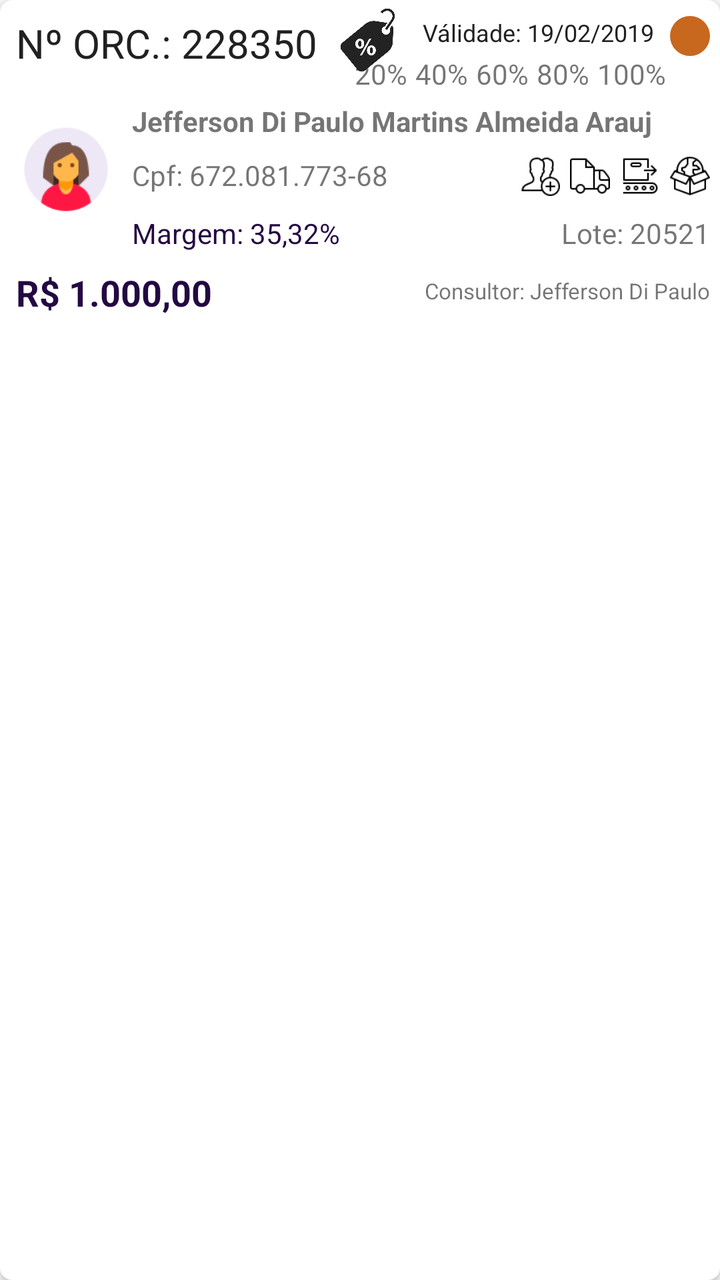
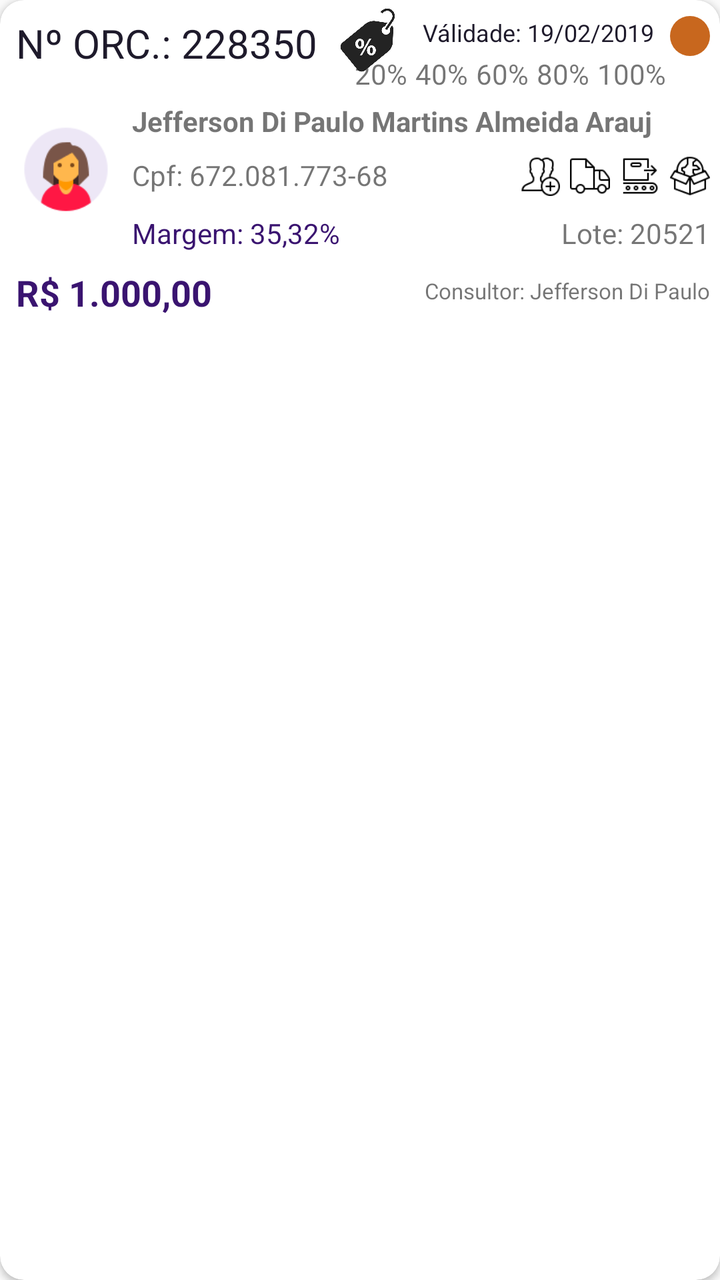

An Android layout rendered at two revisions. The XML below is the earlier revision; the diff shows what the commit changed to produce the second picture.
<!-- AndroidManifest.xml: application theme AppTheme -->
<!-- res/layout/adapter_pedidos.xml -->
<?xml version="1.0" encoding="utf-8"?>
<androidx.cardview.widget.CardView
    xmlns:android="http://schemas.android.com/apk/res/android"
    xmlns:app="http://schemas.android.com/apk/res-auto"
    xmlns:tools="http://schemas.android.com/tools"
    android:background="@color/icons"
    android:layout_marginLeft="8dp"
    android:layout_marginRight="8dp"
    android:layout_marginTop="5dp"
    android:layout_marginBottom="16dp"
    app:cardCornerRadius="6dp"
    app:cardElevation="2dp"
    android:layout_width="match_parent"
    android:layout_height="wrap_content">


    <androidx.constraintlayout.widget.ConstraintLayout
        android:layout_width="match_parent"
        android:layout_height="wrap_content">

        <ImageView
            android:id="@+id/ped_adp_indicadorEncomenda"
            android:layout_width="20dp"
            android:layout_height="20dp"
            android:layout_marginTop="8dp"
            android:layout_marginEnd="5dp"
            android:src="@drawable/ic_adap_encomenda"
            app:layout_constraintEnd_toEndOf="parent"
            app:layout_constraintTop_toBottomOf="@+id/ped_adp_txtcliente" />

        <ImageView
            android:id="@+id/ped_adp_indicadorTransf"
            android:layout_width="20dp"
            android:layout_height="20dp"
            android:layout_marginTop="8dp"
            android:layout_marginEnd="5dp"
            android:src="@drawable/ic_adap_tranf"
            app:layout_constraintEnd_toStartOf="@+id/ped_adp_indicadorEncomenda"
            app:layout_constraintTop_toBottomOf="@+id/ped_adp_txtcliente" />

        <ImageView
            android:id="@+id/ped_adp_indicadorEntrega"
            android:layout_width="20dp"
            android:layout_height="20dp"
            android:layout_marginTop="8dp"
            android:layout_marginEnd="5dp"
            android:src="@drawable/ic_adap_entrega"
            app:layout_constraintEnd_toStartOf="@+id/ped_adp_indicadorTransf"
            app:layout_constraintTop_toBottomOf="@+id/ped_adp_txtcliente" />

        <ImageView
            android:id="@+id/ped_adp_indicadorEsp"
            android:layout_width="20dp"
            android:layout_height="20dp"
            android:layout_marginTop="8dp"
            android:layout_marginEnd="5dp"
            android:src="@drawable/ic_adap_especif"
            app:layout_constraintEnd_toStartOf="@+id/ped_adp_indicadorEntrega"
            app:layout_constraintTop_toBottomOf="@+id/ped_adp_txtcliente" />

        <TextView
            android:id="@+id/ped_adp_numped"
            android:layout_width="wrap_content"
            android:layout_height="wrap_content"
            android:layout_marginStart="8dp"
            android:layout_marginTop="8dp"
            android:text="Nº ORC.: 228350"
            android:textColor="@color/primary_text"
            android:textSize="20sp"
            app:layout_constraintStart_toStartOf="parent"
            app:layout_constraintTop_toTopOf="parent" />

        <TextView
            android:id="@+id/ped_adp_txtcliente"
            android:layout_width="0dp"
            android:layout_height="wrap_content"
            android:layout_marginStart="8dp"
            android:layout_marginTop="16dp"
            android:layout_marginEnd="5dp"

            android:text="Jefferson Di Paulo Martins Almeida Arauj "
            android:textSize="14sp"
            android:textStyle="bold"
            app:layout_constraintEnd_toEndOf="parent"
            app:layout_constraintStart_toEndOf="@+id/ped_adp_imgCliente"
            app:layout_constraintTop_toBottomOf="@+id/ped_adp_numped" />


        <TextView
            android:id="@+id/ped_adp_txtvalidade"
            android:layout_width="0dp"
            android:layout_height="wrap_content"
            android:layout_marginStart="8dp"
            android:layout_marginTop="8dp"
            android:layout_marginEnd="8dp"
            android:text="Válidade: 19/02/2019"
            android:textAlignment="viewEnd"
            android:textColor="@color/primary_text"
            android:textSize="12sp"
            app:layout_constraintEnd_toStartOf="@+id/ped_adp_indicador"
            app:layout_constraintHorizontal_bias="1.0"
            app:layout_constraintStart_toEndOf="@+id/ped_adp_numped"
            app:layout_constraintTop_toTopOf="parent" />

        <LinearLayout
            android:layout_width="wrap_content"
            android:layout_height="wrap_content"
            android:layout_marginTop="1dp"
            android:layout_marginEnd="25dp"
            android:orientation="horizontal"
            app:layout_constraintEnd_toEndOf="parent"
            app:layout_constraintTop_toBottomOf="@id/ped_adp_txtvalidade">

            <TextView
                android:id="@+id/AdapterPedidos_VendaPerfeitaConversao"
                android:layout_width="wrap_content"
                android:layout_height="wrap_content"
                android:layout_weight="1"
                android:padding="2dp"
                android:text="20%" />

            <TextView
                android:id="@+id/AdapterPedidos_VendaPerfeitaSKU"
                android:layout_width="wrap_content"
                android:layout_height="wrap_content"
                android:layout_weight="1"
                android:padding="2dp"
                android:text="40%" />

            <TextView
                android:id="@+id/AdapterPedidos_VendaPerfeitaTicket"
                android:layout_width="wrap_content"
                android:layout_height="wrap_content"
                android:layout_weight="1"
                android:padding="2dp"
                android:text="60%" />

            <TextView
                android:id="@+id/AdapterPedidos_VendaPerfeitaDesconto"
                android:layout_width="wrap_content"
                android:layout_height="wrap_content"
                android:layout_weight="1"
                android:padding="2dp"
                android:text="80%" />

            <TextView
                android:id="@+id/AdapterPedidos_VendaPerfeitaEntrega"
                android:layout_width="wrap_content"
                android:layout_height="wrap_content"
                android:layout_weight="1"
                android:padding="2dp"
                android:text="100%" />
        </LinearLayout>

        <TextView
            android:id="@+id/ped_adp_txtcpf"
            android:layout_width="0dp"
            android:layout_height="wrap_content"
            android:layout_marginStart="8dp"
            android:layout_marginTop="8dp"
            android:layout_marginEnd="8dp"
            android:text="Cpf: 672.081.773-68"
            app:layout_constraintEnd_toStartOf="@+id/ped_adp_indicadorEsp"
            app:layout_constraintStart_toEndOf="@+id/ped_adp_imgCliente"
            app:layout_constraintTop_toBottomOf="@+id/ped_adp_txtcliente" />

        <TextView
            android:id="@+id/ped_adp_txtlote"
            android:layout_width="0dp"
            android:layout_height="wrap_content"
            android:layout_marginStart="10dp"
            android:layout_marginTop="10dp"
            android:layout_marginEnd="5dp"
            android:text="Lote: 20521"
            android:textAlignment="textEnd"
            app:layout_constraintEnd_toEndOf="parent"
            app:layout_constraintStart_toEndOf="@+id/ped_adp_txtmargem"
            app:layout_constraintTop_toBottomOf="@+id/ped_adp_txtcpf" />

        <TextView
            android:id="@+id/ped_adp_txttotal"
            android:layout_width="0dp"
            android:layout_height="wrap_content"
            android:layout_marginStart="8dp"
            android:layout_marginTop="8dp"
            android:layout_marginEnd="8dp"
            android:layout_marginBottom="8dp"
            android:text="R$ 1.000,00"
            android:textColor="@color/primary"
            android:textSize="18sp"
            android:textStyle="bold"
            app:layout_constraintBottom_toBottomOf="parent"
            app:layout_constraintEnd_toStartOf="@+id/ped_adp_txtconsultor"
            app:layout_constraintStart_toStartOf="parent"
            app:layout_constraintTop_toBottomOf="@+id/ped_adp_txtmargem" />


        <ImageView
            android:id="@+id/ped_adp_indicador"
            android:layout_width="20dp"
            android:layout_height="20dp"
            android:layout_marginTop="8dp"
            android:layout_marginEnd="5dp"
            android:src="@drawable/fundo_bt_flutuante_orange"
            app:layout_constraintEnd_toEndOf="parent"
            app:layout_constraintTop_toTopOf="parent" />

        <ImageView
            android:id="@+id/ped_adp_imgCliente"
            android:layout_width="50dp"
            android:layout_height="50dp"
            android:layout_marginStart="8dp"
            android:layout_marginTop="8dp"
            android:layout_marginBottom="8dp"
            android:src="@drawable/ic_pessoam"
            app:layout_constraintBottom_toTopOf="@+id/ped_adp_txttotal"
            app:layout_constraintStart_toStartOf="parent"
            app:layout_constraintTop_toBottomOf="@+id/ped_adp_numped" />


        <TextView
            android:id="@+id/ped_adp_txtmargem"
            android:layout_width="0dp"
            android:layout_height="wrap_content"

            android:layout_marginStart="8dp"
            android:layout_marginTop="10dp"
            android:text="Margem: 35,32%"
            android:textColor="@color/primary"
            app:layout_constraintStart_toEndOf="@+id/ped_adp_imgCliente"
            app:layout_constraintTop_toBottomOf="@+id/ped_adp_txtcpf" />

        <TextView
            android:id="@+id/ped_adp_txtconsultor"
            android:layout_width="0dp"
            android:layout_height="wrap_content"
            android:layout_marginTop="5dp"
            android:layout_marginEnd="5dp"
            android:layout_marginBottom="8dp"
            android:text="Consultor: Jefferson Di Paulo"
            android:textAlignment="viewEnd"
            android:textSize="11sp"
            app:layout_constraintBottom_toBottomOf="parent"
            app:layout_constraintEnd_toEndOf="parent"
            app:layout_constraintTop_toBottomOf="@+id/ped_adp_txtmargem"
            app:layout_constraintVertical_bias="0.541" />

        <ImageView
            android:id="@+id/ped_adp_imgmotor"
            android:layout_width="53dp"
            android:layout_height="42dp"
            app:layout_constraintStart_toEndOf="@+id/ped_adp_numped"
            app:layout_constraintTop_toTopOf="parent"
            app:srcCompat="@drawable/motorpromo" />


    </androidx.constraintlayout.widget.ConstraintLayout>


</androidx.cardview.widget.CardView>
<!-- resources referenced by this layout -->
<resources>
  <color name="icons">#FFFFFF</color>
  <color name="primary">#240842</color>
  <color name="primary_text">#212121</color>
  <!-- drawable fundo_bt_flutuante_orange (drawable) -->
  <shape android:shape="oval" xmlns:android="http://schemas.android.com/apk/res/android">
      <solid android:color="@color/laranja"></solid>
  </shape>
  <!-- drawable ic_adap_encomenda: png bitmap (drawable, 1322 bytes) -->
  <!-- drawable ic_adap_entrega: png bitmap (drawable, 681 bytes) -->
  <!-- drawable ic_adap_especif: png bitmap (drawable, 1325 bytes) -->
  <!-- drawable ic_adap_tranf: png bitmap (drawable, 536 bytes) -->
  <!-- drawable ic_pessoam: png bitmap (drawable, 4258 bytes) -->
  <!-- drawable motorpromo: png bitmap (drawable, 17893 bytes) -->
  <style name="AppTheme" parent="Theme.AppCompat.Light.DarkActionBar">
          
          <item name="colorPrimary">@color/primary</item>
          <item name="colorPrimaryDark">@color/primary_dark</item>
          <item name="colorAccent">@color/accent</item>
          <item name="android:windowOptOutEdgeToEdgeEnforcement" tools:targetApi="35">true</item>
          <item name="windowActionBarOverlay">false</item>
          <item name="android:windowActionBarOverlay">false</item>
          <item name="android:statusBarColor">@color/primary_dark</item>
          <item name="android:windowLightStatusBar" tools:targetApi="23">false</item>
          <item name="android:textColorPrimary">@color/primary_text</item>
          <item name="android:textColorSecondary">@color/secondary_text</item>
          <item name="android:colorControlNormal">@color/secondary_text</item>
          <item name="android:colorControlActivated">@color/primary</item>
          <item name="android:icon">@color/icons</item>
          <item name="android:colorButtonNormal" tools:targetApi="lollipop">@color/primary_dark</item>
          <item name="android:divider">@color/divider</item>
  
  
      </style>
  <color name="laranja">#C8671E</color>
  <color name="primary_dark">#18042E</color>
  <color name="accent">#8A18D1</color>
  <color name="secondary_text">#757575</color>
  <color name="divider">#E0E0E0</color>
</resources>

<!-- the commit's change to res/layout/adapter_pedidos.xml (unified diff, before → after) -->
@@ -8,7 +8,7 @@
     android:layout_marginRight="8dp"
     android:layout_marginTop="5dp"
     android:layout_marginBottom="16dp"
-    app:cardCornerRadius="6dp"
+    app:cardCornerRadius="12dp"
     app:cardElevation="2dp"
     android:layout_width="match_parent"
     android:layout_height="wrap_content">
<!-- resource entries referenced after the edit -->
@@ -1,8 +1,8 @@
 <!-- resources referenced by this layout -->
 <resources>
   <color name="icons">#FFFFFF</color>
-  <color name="primary">#240842</color>
-  <color name="primary_text">#212121</color>
+  <color name="primary">#3A1470</color>
+  <color name="primary_text">#1E1A2B</color>
   <!-- drawable fundo_bt_flutuante_orange (drawable) -->
   <shape android:shape="oval" xmlns:android="http://schemas.android.com/apk/res/android">
       <solid android:color="@color/laranja"></solid>
@@ -13,7 +13,16 @@
   <!-- drawable ic_adap_tranf: png bitmap (drawable, 536 bytes) -->
   <!-- drawable ic_pessoam: png bitmap (drawable, 4258 bytes) -->
   <!-- drawable motorpromo: png bitmap (drawable, 17893 bytes) -->
-  <style name="AppTheme" parent="Theme.AppCompat.Light.DarkActionBar">
+  <style name="AppTheme" parent="Theme.MaterialComponents.Light.DarkActionBar.Bridge">
+          
+          <item name="colorSecondary">@color/accent</item>
+          <item name="colorOnSecondary">@color/icons</item>
+          <item name="shapeAppearanceSmallComponent">@style/ShapeAppearance.Fikon.Small</item>
+          <item name="shapeAppearanceMediumComponent">@style/ShapeAppearance.Fikon.Medium</item>
+          <item name="materialButtonStyle">@style/Widget.Fikon.Button</item>
+          <item name="cardViewStyle">@style/Widget.Fikon.CardView</item>
+          <item name="android:textColorHint">@color/secondary_text</item>
+  
           
           <item name="colorPrimary">@color/primary</item>
           <item name="colorPrimaryDark">@color/primary_dark</item>
@@ -34,9 +43,28 @@
   
       </style>
   <color name="laranja">#C8671E</color>
-  <color name="primary_dark">#18042E</color>
+  <color name="primary_dark">#24094A</color>
   <color name="accent">#8A18D1</color>
-  <color name="secondary_text">#757575</color>
-  <color name="divider">#E0E0E0</color>
+  <style name="ShapeAppearance.Fikon.Small" parent="ShapeAppearance.MaterialComponents.SmallComponent">
+          <item name="cornerFamily">rounded</item>
+          <item name="cornerSize">12dp</item>
+      </style>
+  <style name="ShapeAppearance.Fikon.Medium" parent="ShapeAppearance.MaterialComponents.MediumComponent">
+          <item name="cornerFamily">rounded</item>
+          <item name="cornerSize">16dp</item>
+      </style>
+  <style name="Widget.Fikon.Button" parent="Widget.MaterialComponents.Button">
+          <item name="cornerRadius">12dp</item>
+          <item name="android:letterSpacing">0.04</item>
+          <item name="android:fontFamily">sans-serif-medium</item>
+      </style>
+  <style name="Widget.Fikon.CardView" parent="CardView">
+          <item name="cardCornerRadius">12dp</item>
+          <item name="cardElevation">2dp</item>
+          <item name="cardBackgroundColor">@color/surface</item>
+      </style>
+  <color name="secondary_text">#6B6680</color>
+  <color name="divider">#E6E3EE</color>
+  <color name="surface">#FFFFFF</color>
 </resources>
 
